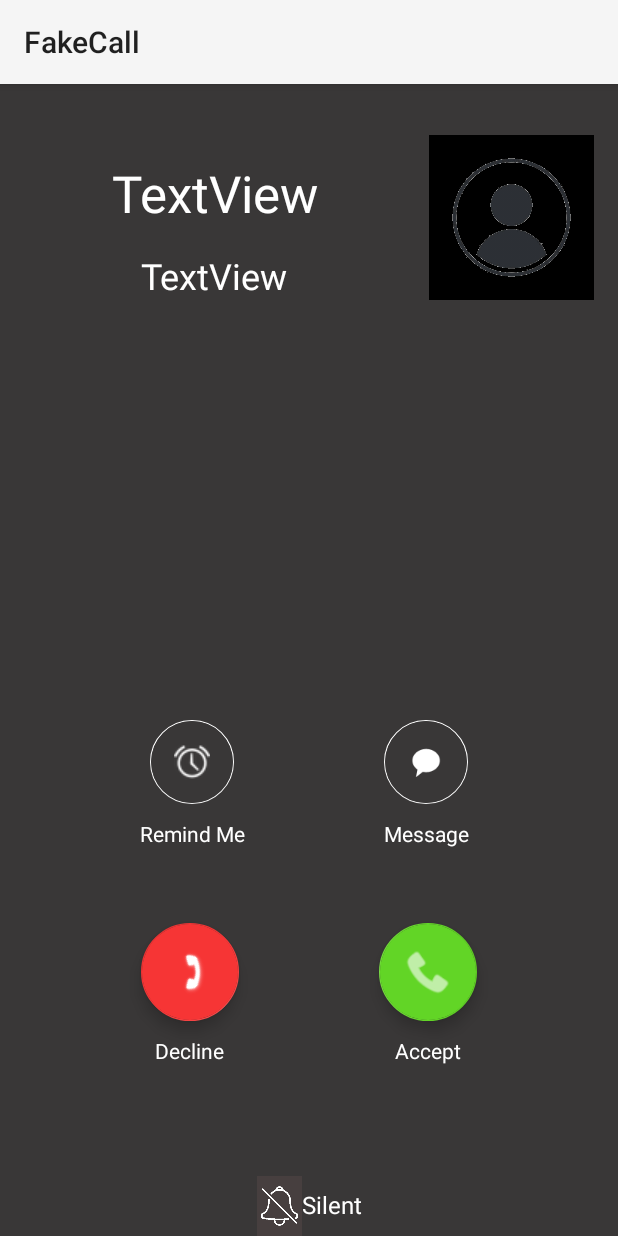
After one commit to linuswong/FakeCall, an Android app: the CallAcceptScreen screen opened directly, with no data from a screen before it, on a phone screen of 412 x 824 dp. The commit adds this screen. Run offline under Robolectric (Android 15) with nearby library versions, the phone set to English and light mode, and no system bars.

Commit message:
incoming call screen, call list

```diff
--- a/app/src/main/java/com/example/fakecall/Call.kt
+++ b/app/src/main/java/com/example/fakecall/Call.kt
@@ -12,6 +12,7 @@ data class Call(
     val callTime: Int = 0,
     val isActive: Boolean = false,
     val notifications: NotificationSettings,
+    val area: String= ""
 ) : Parcelable {
 
     @Parcelize
--- /dev/null
+++ b/app/src/main/java/com/example/fakecall/CallAcceptScreen.kt
@@ -0,0 +1,11 @@
+package com.example.fakecall
+
+import androidx.appcompat.app.AppCompatActivity
+import android.os.Bundle
+
+class CallAcceptScreen : AppCompatActivity() {
+    override fun onCreate(savedInstanceState: Bundle?) {
+        super.onCreate(savedInstanceState)
+        setContentView(R.layout.activity_call_accept_screen)
+    }
+}
--- a/app/src/main/java/com/example/fakecall/MainActivity.kt
+++ b/app/src/main/java/com/example/fakecall/CallActivity.kt
@@ -2,10 +2,11 @@ package com.example.fakecall
 
 import androidx.appcompat.app.AppCompatActivity
 import android.os.Bundle
+import android.provider.ContactsContract
 import androidx.fragment.app.Fragment
 import com.example.fakecall.databinding.ActivityMainBinding
 
-class MainActivity : AppCompatActivity() {
+class CallActivity : AppCompatActivity() {
 
     private lateinit var binding : ActivityMainBinding
 
@@ -19,7 +20,7 @@ class MainActivity : AppCompatActivity() {
 
             when(it.itemId){
                 R.id.home -> replaceFragment(Home())
-                R.id.notification -> replaceFragment(Profile())
+                R.id.notification -> replaceFragment(ContactsContract.Profile())
                 R.id.settings -> replaceFragment(Settings())
                 else -> super.onOptionsItemSelected(it)
             }
--- /dev/null
+++ b/app/src/main/res/layout/activity_call_accept_screen.xml
@@ -0,0 +1,190 @@
+<?xml version="1.0" encoding="utf-8"?>
+<androidx.constraintlayout.widget.ConstraintLayout xmlns:android="http://schemas.android.com/apk/res/android"
+    xmlns:app="http://schemas.android.com/apk/res-auto"
+    xmlns:tools="http://schemas.android.com/tools"
+    android:layout_width="match_parent"
+    android:layout_height="match_parent"
+    android:background="#393737"
+    tools:context=".CallAcceptScreen">
+
+    <TextView
+        android:id="@+id/textView_callScreen_person"
+        android:layout_width="wrap_content"
+        android:layout_height="wrap_content"
+        android:layout_marginTop="50dp"
+        android:text="TextView"
+        android:textColor="@color/white"
+        android:textSize="34sp"
+        app:layout_constraintEnd_toStartOf="@+id/imageView4"
+        app:layout_constraintStart_toStartOf="parent"
+        app:layout_constraintTop_toTopOf="parent" />
+
+    <com.google.android.material.floatingactionbutton.FloatingActionButton
+        android:id="@+id/floatingActionButton_callScreen_decline"
+        android:layout_width="wrap_content"
+        android:layout_height="wrap_content"
+        android:layout_marginTop="50dp"
+        android:clickable="true"
+        android:foregroundTint="#FFFFFF"
+        android:rotation="135"
+        android:tint="#FFFFFF"
+        app:backgroundTint="#F63535"
+        app:fabCustomSize="65dp"
+        app:layout_constraintEnd_toStartOf="@+id/floatingActionButton_callScreen_accept"
+        app:layout_constraintHorizontal_bias="0.5"
+        app:layout_constraintStart_toStartOf="parent"
+        app:layout_constraintTop_toBottomOf="@+id/textView_callScreen_remindMe"
+        app:maxImageSize="30dp"
+        app:rippleColor="@color/white"
+        app:srcCompat="@android:drawable/stat_sys_phone_call"
+        app:tint="@color/white" />
+
+    <com.google.android.material.floatingactionbutton.FloatingActionButton
+        android:id="@+id/floatingActionButton_callScreen_accept"
+        android:layout_width="wrap_content"
+        android:layout_height="wrap_content"
+        android:layout_marginTop="50dp"
+        android:clickable="true"
+        android:rotation="-90"
+        android:tint="#FFFFFF"
+        app:backgroundTint="#62D526"
+        app:fabCustomSize="65dp"
+        app:fabSize="auto"
+        app:layout_constraintEnd_toEndOf="parent"
+        app:layout_constraintHorizontal_bias="0.5"
+        app:layout_constraintStart_toEndOf="@+id/floatingActionButton_callScreen_decline"
+        app:layout_constraintTop_toBottomOf="@+id/textView_callScreen_message"
+        app:maxImageSize="35dp"
+        app:srcCompat="@android:drawable/ic_menu_call"
+        app:tint="@color/white" />
+
+    <TextView
+        android:id="@+id/textView_callScreen_decline"
+        android:layout_width="wrap_content"
+        android:layout_height="wrap_content"
+        android:layout_marginTop="10dp"
+        android:text="Decline"
+        android:textColor="@color/white"
+        app:layout_constraintEnd_toEndOf="@+id/floatingActionButton_callScreen_decline"
+        app:layout_constraintStart_toStartOf="@+id/floatingActionButton_callScreen_decline"
+        app:layout_constraintTop_toBottomOf="@+id/floatingActionButton_callScreen_decline" />
+
+    <TextView
+        android:id="@+id/textView_callScreen_accept"
+        android:layout_width="wrap_content"
+        android:layout_height="wrap_content"
+        android:layout_marginTop="10dp"
+        android:text="Accept"
+        android:textColor="@color/white"
+        app:layout_constraintEnd_toEndOf="@+id/floatingActionButton_callScreen_accept"
+        app:layout_constraintStart_toStartOf="@+id/floatingActionButton_callScreen_accept"
+        app:layout_constraintTop_toBottomOf="@+id/floatingActionButton_callScreen_accept" />
+
+    <com.google.android.material.floatingactionbutton.FloatingActionButton
+        android:id="@+id/floatingActionButton_callScreen_remindMe"
+        android:layout_width="wrap_content"
+        android:layout_height="wrap_content"
+        android:layout_marginTop="280dp"
+        android:backgroundTint="#393737"
+        android:clickable="true"
+        android:elevation="0dp"
+        app:backgroundTint="#FFFFFF"
+        app:elevation="0dp"
+        app:layout_constraintEnd_toStartOf="@+id/floatingActionButton_callScreen_message"
+        app:layout_constraintHorizontal_bias="0.5"
+        app:layout_constraintStart_toStartOf="parent"
+        app:layout_constraintTop_toBottomOf="@+id/textView_callScreen_number"
+        app:srcCompat="@android:drawable/ic_lock_idle_alarm"
+        app:tint="@color/white"
+        tools:ignore="SpeakableTextPresentCheck" />
+
+    <com.google.android.material.floatingactionbutton.FloatingActionButton
+        android:id="@+id/floatingActionButton_callScreen_message"
+        android:layout_width="wrap_content"
+        android:layout_height="wrap_content"
+        android:layout_marginTop="280dp"
+        android:backgroundTint="#393737"
+        android:clickable="true"
+        android:elevation="0dp"
+        app:backgroundTint="#FFFFFF"
+        app:elevation="0dp"
+        app:layout_constraintEnd_toEndOf="parent"
+        app:layout_constraintHorizontal_bias="0.5"
+        app:layout_constraintStart_toEndOf="@+id/floatingActionButton_callScreen_remindMe"
+        app:layout_constraintTop_toBottomOf="@+id/textView_callScreen_number"
+        app:srcCompat="@android:drawable/sym_action_chat"
+        app:tint="@color/white" />
+
+    <TextView
+        android:id="@+id/textView_callScreen_remindMe"
+        android:layout_width="wrap_content"
+        android:layout_height="wrap_content"
+        android:layout_marginTop="10dp"
+        android:text="Remind Me"
+        android:textColor="@color/white"
+        app:layout_constraintEnd_toEndOf="@+id/floatingActionButton_callScreen_remindMe"
+        app:layout_constraintStart_toStartOf="@+id/floatingActionButton_callScreen_remindMe"
+        app:layout_constraintTop_toBottomOf="@+id/floatingActionButton_callScreen_remindMe" />
+
+    <TextView
+        android:id="@+id/textView_callScreen_message"
+        android:layout_width="wrap_content"
+        android:layout_height="wrap_content"
+        android:layout_marginTop="10dp"
+        android:text="Message"
+        android:textColor="@color/white"
+        app:layout_constraintEnd_toEndOf="@+id/floatingActionButton_callScreen_message"
+        app:layout_constraintStart_toStartOf="@+id/floatingActionButton_callScreen_message"
+        app:layout_constraintTop_toBottomOf="@+id/floatingActionButton_callScreen_message" />
+
+    <TextView
+        android:id="@+id/textView_callScreen_number"
+        android:layout_width="wrap_content"
+        android:layout_height="wrap_content"
+        android:layout_marginTop="16dp"
+        android:text="TextView"
+        android:textColor="@color/white"
+        android:textSize="24sp"
+        app:layout_constraintEnd_toStartOf="@+id/imageView4"
+        app:layout_constraintStart_toStartOf="parent"
+        app:layout_constraintTop_toBottomOf="@+id/textView_callScreen_person" />
+
+    <ImageView
+        android:id="@+id/imageView4"
+        android:layout_width="110dp"
+        android:layout_height="110dp"
+        android:layout_marginTop="34dp"
+        android:layout_marginEnd="16dp"
+        android:background="#000000"
+        app:layout_constraintEnd_toEndOf="parent"
+        app:layout_constraintTop_toTopOf="parent"
+        app:srcCompat="@drawable/imageedit_2_5625507535" />
+
+    <ImageView
+        android:id="@+id/imageView5"
+        android:layout_width="30dp"
+        android:layout_height="40dp"
+        android:background="#473F3F"
+        android:foregroundTint="#ECE6E6"
+        android:tint="#FFFFFF"
+        app:layout_constraintBottom_toBottomOf="parent"
+        app:layout_constraintEnd_toStartOf="@+id/textView_callScreen_silent"
+        app:layout_constraintHorizontal_bias="0.5"
+        app:layout_constraintHorizontal_chainStyle="packed"
+        app:layout_constraintStart_toStartOf="parent"
+        app:srcCompat="@drawable/imageedit_6_4162257337" />
+
+    <TextView
+        android:id="@+id/textView_callScreen_silent"
+        android:layout_width="wrap_content"
+        android:layout_height="wrap_content"
+        android:layout_marginBottom="10dp"
+        android:text="Silent"
+        android:textColor="#FFFFFF"
+        android:textSize="16sp"
+        app:layout_constraintBottom_toBottomOf="parent"
+        app:layout_constraintEnd_toEndOf="parent"
+        app:layout_constraintHorizontal_bias="0.5"
+        app:layout_constraintStart_toEndOf="@+id/imageView5" />
+
+</androidx.constraintlayout.widget.ConstraintLayout>
```
Also changed, not shown: app/src/main/AndroidManifest.xml (+10 -1 lines), app/src/main/java/com/example/fakecall/CallList.kt (added, +11 -0 lines), app/src/main/java/com/example/fakecall/CallScreenActivity.kt (added, +11 -0 lines), app/src/main/java/com/example/fakecall/Notifications.kt (deleted, +0 -59 lines), app/src/main/res/layout/activity_call_list.xml (added, +17 -0 lines), app/src/main/res/layout/activity_call_screen.xml (added, +9 -0 lines), app/src/main/res/layout/item_call.xml (added, +50 -0 lines), app/src/main/res/drawable/imageedit_2_5625507535.png (added), app/src/main/res/drawable/imageedit_6_4162257337.png (added), app/src/main/res/drawable/person.jpeg (added).
